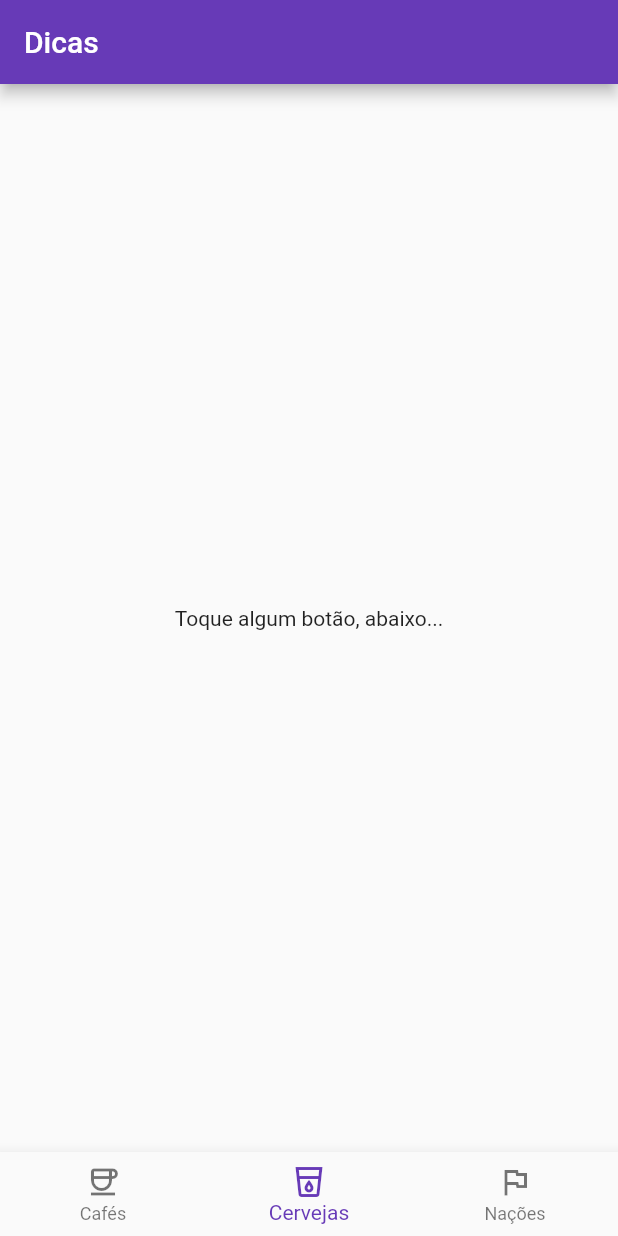
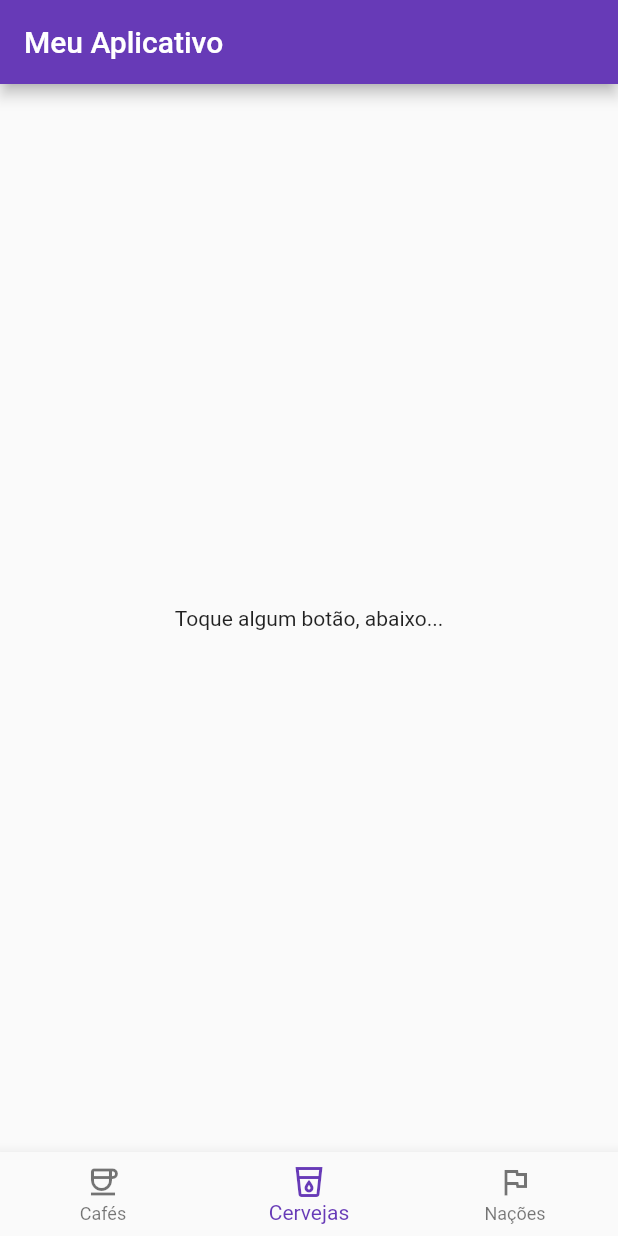
Before and after one commit to ErickBezerrar/POO-1, a Flutter app: the screen it shows after launch, on a phone screen of 412 x 824 dp. Run offline on Flutter 3.47's test engine with Material 2 defaults, Android fonts, the phone set to English and light mode, and no system bars; our stand-ins replace flutter_hooks; key blocks and very long unbroken strings in the code were emptied for the run.

Commit message:
receita8a -> more updates

```diff
--- a/receita8a/lib/main.dart
+++ b/receita8a/lib/main.dart
@@ -4,6 +4,7 @@ import 'package:http/http.dart' as http;
 import 'dart:convert';
 
 enum TableStatus { idle, loading, ready, error }
+
 enum ItemType { beer, coffee, nation, none }
 
 class DataService {
@@ -115,7 +116,7 @@ class MyApp extends StatelessWidget {
         debugShowCheckedModeBanner: false,
         home: Scaffold(
           appBar: AppBar(
-            title: const Text("Dicas"),
+            title: const Text("Meu Aplicativo"),
           ),
           body: ValueListenableBuilder(
               valueListenable: dataService.tableStateNotifier,
```
